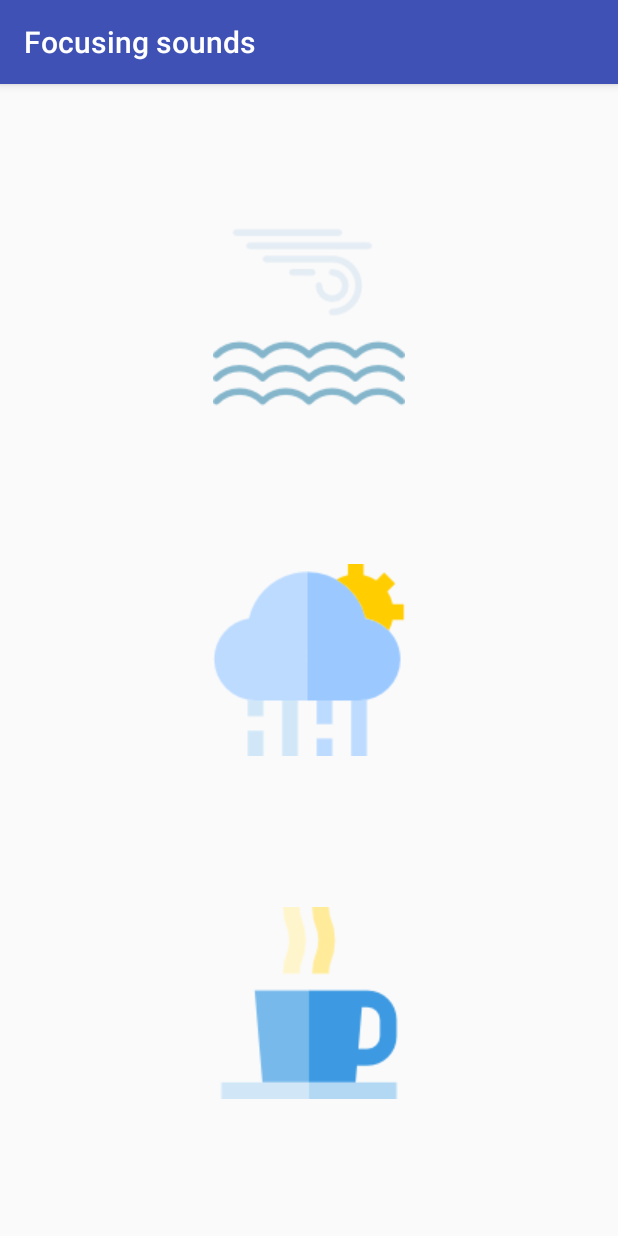
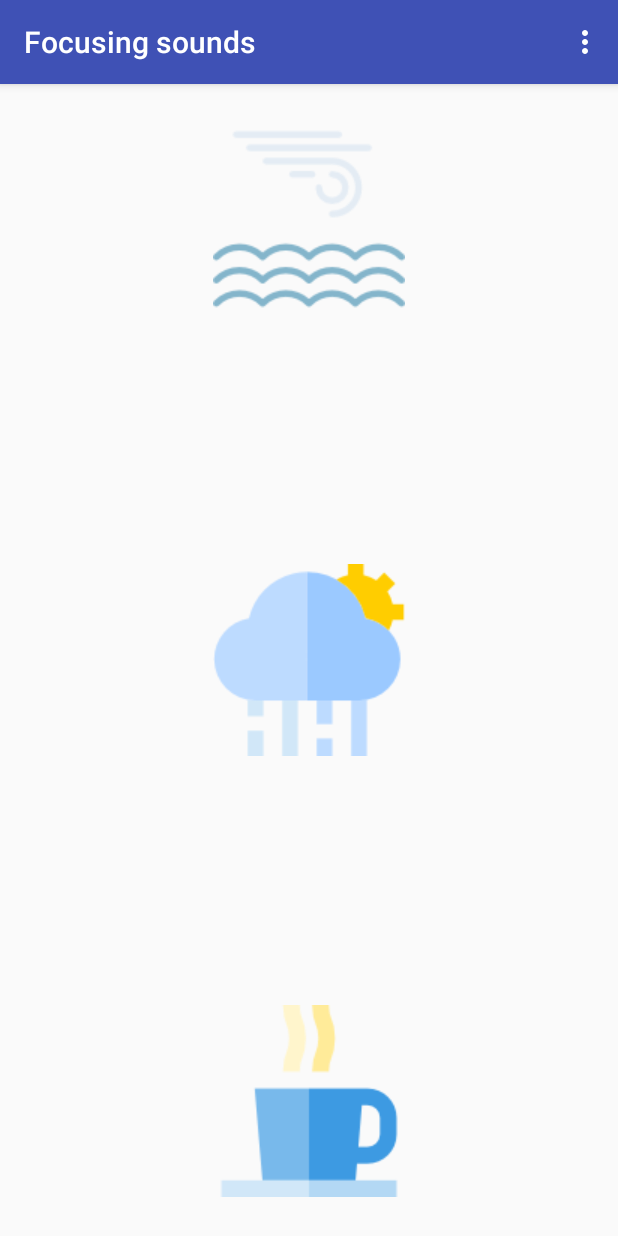
Before and after one commit to michalchecinski/Focusing-sounds-Android, an Android app: the screen it shows after launch (Soundplay), after a tap on an icon or button, on a phone screen of 412 x 824 dp. Run offline under Robolectric (Android 15) with nearby library versions, the light colour scheme and no system bars.

Commit message:
stop button added

```diff
--- a/app/src/main/java/com/checinski/michal/focusingsounds/Player.java
+++ b/app/src/main/java/com/checinski/michal/focusingsounds/Player.java
@@ -5,39 +5,44 @@ import android.media.AudioManager;
 import android.media.MediaPlayer;
 import android.net.Uri;
 
-/**
- * Created by micha on 21.05.2016.
- */
+
 public class Player {
     MediaPlayer mediaPlayer = new MediaPlayer();
-    Uri myUri;
+    String filename;
 
     void play(Context context, String a)
     {
+        //this.stop();
+        mediaPlayer.reset();
         switch (a)
         {
             case "sea":
-                myUri=R.raw.crisp_ccean_waves_mike_koenig;
+                filename = "android.resource://" + context.getPackageName() +
+                        "/raw/crisp_ccean_waves_mike_koenig";
                 break;
             case "coffee":
-                myUri=R.raw.restaurant_ambiance_soundbible;
+                filename = "android.resource://" + context.getPackageName() +
+                        "/raw/restaurant_ambiance_soundbible";
                 break;
             case "rain":
-                myUri=R.raw.rain_background_mike_koenig;
+                filename = "android.resource://" + context.getPackageName() +
+                        "/raw/rain_background_mike_koenig";
                 break;
         }
-        mediaPlayer.stop();
+
 
         mediaPlayer.setAudioStreamType(AudioManager.STREAM_MUSIC);
-        mediaPlayer.setDataSource(context, myUri);
         mediaPlayer.setLooping(true);
-        mediaPlayer.prepare();
+        try { mediaPlayer.setDataSource(context, Uri.parse(filename)); } catch (Exception e) {}
+        try { mediaPlayer.prepare(); } catch (Exception e) {}
+
         mediaPlayer.start();
 
     }
 
     void stop()
     {
+        mediaPlayer.reset();
         mediaPlayer.stop();
     }
 }
--- a/app/src/main/java/com/checinski/michal/focusingsounds/Soundplay.java
+++ b/app/src/main/java/com/checinski/michal/focusingsounds/Soundplay.java
@@ -2,10 +2,15 @@ package com.checinski.michal.focusingsounds;
 
 import android.os.Bundle;
 import android.support.v7.app.AppCompatActivity;
+import android.view.Menu;
+import android.view.MenuInflater;
+import android.view.MenuItem;
 import android.view.View;
 import android.widget.ImageButton;
 
 public class Soundplay extends AppCompatActivity {
+
+    final Player player = new Player();
 
     @Override
     protected void onCreate(Bundle savedInstanceState) {
@@ -15,8 +20,6 @@ public class Soundplay extends AppCompatActivity {
         final ImageButton rain = (ImageButton) findViewById(R.id.imageButtonRain);
         final ImageButton sea = (ImageButton) findViewById(R.id.imageButtonSea);
         final ImageButton coffee = (ImageButton) findViewById(R.id.imageButtonCoffee);
-
-        final Player player = new Player();
 
         assert rain != null;
         assert sea != null;
@@ -41,4 +44,30 @@ public class Soundplay extends AppCompatActivity {
             }
         });
     }
+
+    @Override
+    public boolean onCreateOptionsMenu(Menu menu) {
+        MenuInflater inflater = getMenuInflater();
+        inflater.inflate(R.menu.menu, menu);
+        return true;
+    }
+
+    @Override
+    public boolean onOptionsItemSelected(MenuItem item) {
+        switch (item.getItemId()) {
+            case R.id.action_settings:
+                // User chose the "Settings" item, show the app settings UI...
+                return true;
+
+            case R.id.action_stop:
+                player.stop();
+                return true;
+
+            default:
+                // If we got here, the user's action was not recognized.
+                // Invoke the superclass to handle it.
+                return super.onOptionsItemSelected(item);
+
+        }
+    }
 }
--- a/app/src/main/res/layout/activity_soundplay.xml
+++ b/app/src/main/res/layout/activity_soundplay.xml
@@ -23,7 +23,7 @@
         android:id="@+id/imageButtonSea"
         android:layout_alignParentTop="true"
         android:layout_centerHorizontal="true"
-        android:layout_marginTop="75dp"
+        android:layout_marginTop="10dp"
         android:background="@drawable/calm" />
 
     <ImageButton
@@ -32,6 +32,6 @@
         android:id="@+id/imageButtonCoffee"
         android:layout_alignParentBottom="true"
         android:layout_centerHorizontal="true"
-        android:layout_marginBottom="75dp"
+        android:layout_marginBottom="10dp"
         android:background="@drawable/hot_drink"/>
 </RelativeLayout>
--- /dev/null
+++ b/app/src/main/res/menu/menu.xml
@@ -0,0 +1,16 @@
+<?xml version="1.0" encoding="utf-8"?>
+<menu xmlns:android="http://schemas.android.com/apk/res/android"
+    xmlns:app="http://schemas.android.com/apk/res-auto">
+
+    <item
+        android:id="@+id/action_stop"
+        android:icon="@drawable/stop_button"
+        android:title="@string/stop_resource"
+        />
+
+    <!-- Settings, should always be in the overflow -->
+    <item android:id="@+id/action_settings"
+        android:title="@string/about_resource"
+        app:showAsAction="never"/>
+
+</menu>
--- a/app/src/main/res/values/strings.xml
+++ b/app/src/main/res/values/strings.xml
@@ -1,3 +1,5 @@
 <resources>
     <string name="app_name">Focusing sounds</string>
+    <string name="about_resource">About...</string>
+    <string name="stop_resource">Stop</string>
 </resources>
```
Also changed, not shown: app/src/main/res/drawable/stop_button.png (added).
